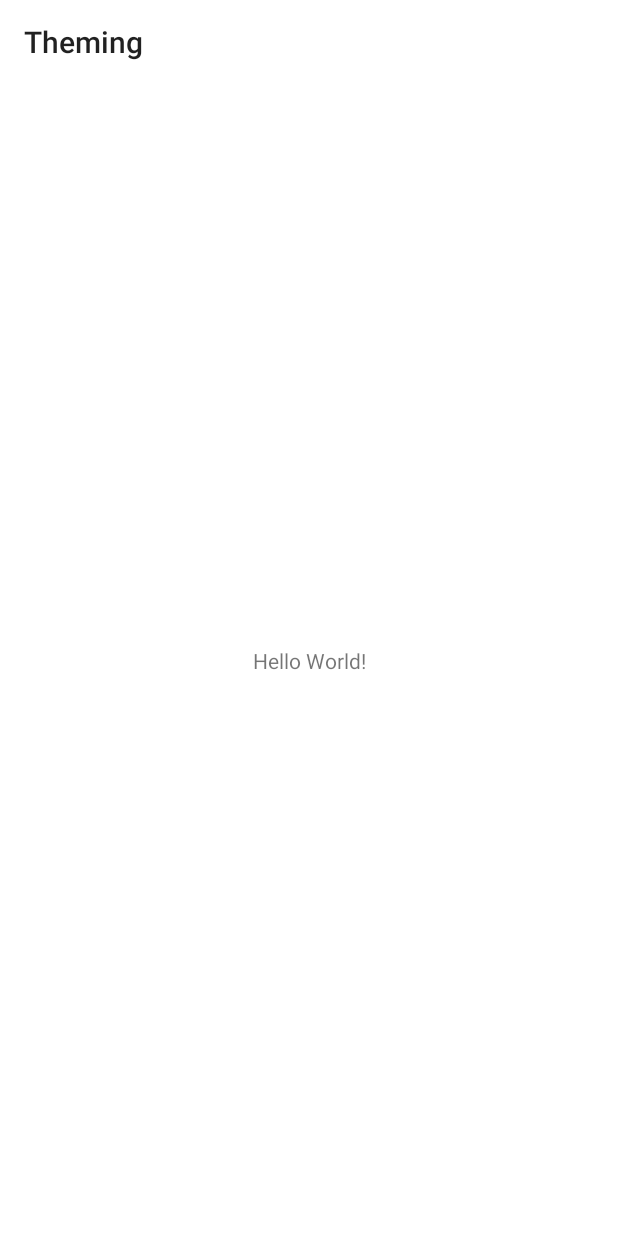
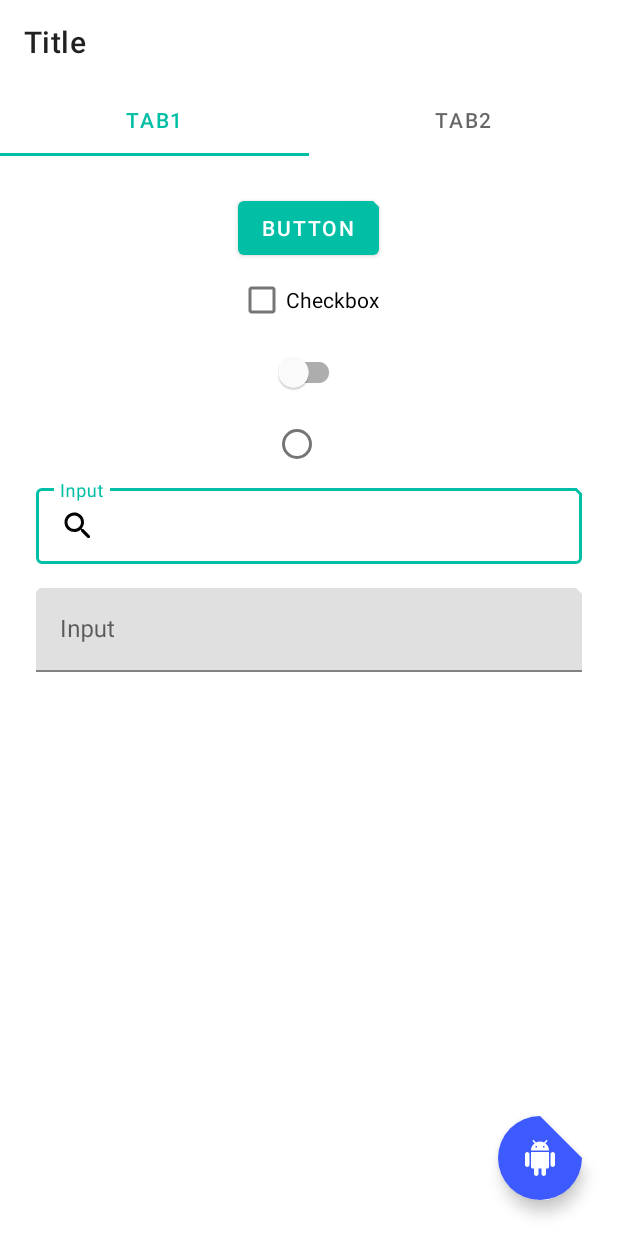
Before and after one commit to test-acc-vaccym/android-theming, an Android app: the screen it shows after launch (MainActivity), on a phone screen of 412 x 824 dp. Before the commit the screen is almost empty. Run offline under Robolectric (Android 15) with nearby library versions, the phone set to English and light mode, and no system bars; 1 statement that could not run was skipped.

Commit message:
Added Components

```diff
--- a/app/src/main/java/com/example/sergiobelda/theming/MainActivity.kt
+++ b/app/src/main/java/com/example/sergiobelda/theming/MainActivity.kt
@@ -2,11 +2,18 @@ package com.example.sergiobelda.theming
 
 import androidx.appcompat.app.AppCompatActivity
 import android.os.Bundle
+import com.google.android.material.shape.MaterialShapeDrawable
+import com.google.android.material.shape.RoundedCornerTreatment
 
 class MainActivity : AppCompatActivity() {
 
     override fun onCreate(savedInstanceState: Bundle?) {
         super.onCreate(savedInstanceState)
         setContentView(R.layout.activity_main)
+
+        MaterialShapeDrawable().apply {
+            val treatment = RoundedCornerTreatment(24.0f)
+            shapeAppearanceModel.setAllCorners(treatment)
+        }
     }
 }
--- /dev/null
+++ b/app/src/main/res/drawable/ic_round_android_24px.xml
@@ -0,0 +1,9 @@
+<vector xmlns:android="http://schemas.android.com/apk/res/android"
+    android:width="24dp"
+    android:height="24dp"
+    android:viewportWidth="24"
+    android:viewportHeight="24">
+  <path
+      android:fillColor="#FF000000"
+      android:pathData="M6,18c0,0.55 0.45,1 1,1h1v3.5c0,0.83 0.67,1.5 1.5,1.5s1.5,-0.67 1.5,-1.5L11,19h2v3.5c0,0.83 0.67,1.5 1.5,1.5s1.5,-0.67 1.5,-1.5L16,19h1c0.55,0 1,-0.45 1,-1L18,8L6,8v10zM3.5,8C2.67,8 2,8.67 2,9.5v7c0,0.83 0.67,1.5 1.5,1.5S5,17.33 5,16.5v-7C5,8.67 4.33,8 3.5,8zM20.5,8c-0.83,0 -1.5,0.67 -1.5,1.5v7c0,0.83 0.67,1.5 1.5,1.5s1.5,-0.67 1.5,-1.5v-7c0,-0.83 -0.67,-1.5 -1.5,-1.5zM15.53,2.16l1.3,-1.3c0.2,-0.2 0.2,-0.51 0,-0.71s-0.51,-0.2 -0.71,0l-1.48,1.48C13.85,1.23 12.95,1 12,1c-0.96,0 -1.86,0.23 -2.66,0.63L7.85,0.15c-0.2,-0.2 -0.51,-0.2 -0.71,0 -0.2,0.2 -0.2,0.51 0,0.71l1.31,1.31C6.97,3.26 6,5.01 6,7h12c0,-1.99 -0.97,-3.75 -2.47,-4.84zM10,5L9,5L9,4h1v1zM15,5h-1L14,4h1v1z"/>
+</vector>
--- /dev/null
+++ b/app/src/main/res/drawable/ic_round_search_24px.xml
@@ -0,0 +1,9 @@
+<vector xmlns:android="http://schemas.android.com/apk/res/android"
+    android:width="24dp"
+    android:height="24dp"
+    android:viewportWidth="24"
+    android:viewportHeight="24">
+  <path
+      android:fillColor="#FF000000"
+      android:pathData="M15.5,14h-0.79l-0.28,-0.27c1.2,-1.4 1.82,-3.31 1.48,-5.34 -0.47,-2.78 -2.79,-5 -5.59,-5.34 -4.23,-0.52 -7.79,3.04 -7.27,7.27 0.34,2.8 2.56,5.12 5.34,5.59 2.03,0.34 3.94,-0.28 5.34,-1.48l0.27,0.28v0.79l4.25,4.25c0.41,0.41 1.08,0.41 1.49,0 0.41,-0.41 0.41,-1.08 0,-1.49L15.5,14zM9.5,14C7.01,14 5,11.99 5,9.5S7.01,5 9.5,5 14,7.01 14,9.5 11.99,14 9.5,14z"/>
+</vector>
--- /dev/null
+++ b/app/src/main/res/drawable/ic_round_shopping_cart_24px.xml
@@ -0,0 +1,9 @@
+<vector xmlns:android="http://schemas.android.com/apk/res/android"
+    android:width="24dp"
+    android:height="24dp"
+    android:viewportWidth="24"
+    android:viewportHeight="24">
+  <path
+      android:fillColor="#FF000000"
+      android:pathData="M7,18c-1.1,0 -1.99,0.9 -1.99,2S5.9,22 7,22s2,-0.9 2,-2 -0.9,-2 -2,-2zM1,3c0,0.55 0.45,1 1,1h1l3.6,7.59 -1.35,2.44C4.52,15.37 5.48,17 7,17h11c0.55,0 1,-0.45 1,-1s-0.45,-1 -1,-1L7,15l1.1,-2h7.45c0.75,0 1.41,-0.41 1.75,-1.03l3.58,-6.49c0.37,-0.66 -0.11,-1.48 -0.87,-1.48L5.21,4l-0.67,-1.43c-0.16,-0.35 -0.52,-0.57 -0.9,-0.57L2,2c-0.55,0 -1,0.45 -1,1zM17,18c-1.1,0 -1.99,0.9 -1.99,2s0.89,2 1.99,2 2,-0.9 2,-2 -0.9,-2 -2,-2z"/>
+</vector>
--- a/app/src/main/res/layout/activity_main.xml
+++ b/app/src/main/res/layout/activity_main.xml
@@ -1,5 +1,5 @@
 <?xml version="1.0" encoding="utf-8"?>
-<androidx.constraintlayout.widget.ConstraintLayout
+<androidx.coordinatorlayout.widget.CoordinatorLayout
         xmlns:android="http://schemas.android.com/apk/res/android"
         xmlns:tools="http://schemas.android.com/tools"
         xmlns:app="http://schemas.android.com/apk/res-auto"
@@ -7,13 +7,94 @@
         android:layout_height="match_parent"
         tools:context=".MainActivity">
 
-    <TextView
+    <com.google.android.material.appbar.AppBarLayout
+            android:layout_width="match_parent"
+            android:layout_height="wrap_content"
+            app:liftOnScroll="true">
+
+        <androidx.appcompat.widget.Toolbar
+                android:layout_width="match_parent"
+                android:layout_height="wrap_content"
+                android:textAlignment="center"
+                app:title="Title">
+        </androidx.appcompat.widget.Toolbar>
+
+        <com.google.android.material.tabs.TabLayout
+                android:layout_width="match_parent"
+                android:layout_height="wrap_content">
+            <com.google.android.material.tabs.TabItem
+                    android:layout_width="wrap_content"
+                    android:layout_height="wrap_content"
+                    android:text="@string/tab1"/>
+            <com.google.android.material.tabs.TabItem
+                    android:layout_width="wrap_content"
+                    android:layout_height="wrap_content"
+                    android:text="@string/tab2"/>
+        </com.google.android.material.tabs.TabLayout>
+    </com.google.android.material.appbar.AppBarLayout>
+
+
+    <androidx.core.widget.NestedScrollView
+            android:layout_width="match_parent"
+            android:layout_height="match_parent"
+            app:layout_behavior="@string/appbar_scrolling_view_behavior">
+
+        <LinearLayout
+                android:layout_width="match_parent"
+                android:layout_height="match_parent"
+                android:padding="24dp"
+                android:orientation="vertical" android:gravity="center">
+
+
+            <com.google.android.material.button.MaterialButton
+                    android:layout_width="wrap_content"
+                    android:layout_height="wrap_content"
+                    android:text="@string/button"/>
+
+            <com.google.android.material.checkbox.MaterialCheckBox
+                    android:layout_height="wrap_content"
+                    android:layout_width="wrap_content"
+                    android:text="@string/checkbox"/>
+
+            <com.google.android.material.switchmaterial.SwitchMaterial
+                    android:layout_width="wrap_content"
+                    android:layout_height="wrap_content"/>
+
+            <com.google.android.material.radiobutton.MaterialRadioButton
+                    android:layout_height="wrap_content"
+                    android:layout_width="wrap_content">
+            </com.google.android.material.radiobutton.MaterialRadioButton>
+
+            <com.google.android.material.textfield.TextInputLayout
+                    style="@style/Widget.MaterialComponents.TextInputLayout.OutlinedBox.Dense"
+                    android:layout_width="match_parent"
+                    android:layout_height="wrap_content">
+                    <com.google.android.material.textfield.TextInputEditText
+                            android:hint="@string/input"
+                            android:drawableStart="@drawable/ic_round_search_24px"
+                            android:layout_width="match_parent"
+                            android:layout_height="match_parent"/>
+            </com.google.android.material.textfield.TextInputLayout>
+
+            <com.google.android.material.textfield.TextInputLayout
+                    style="@style/ThemeOverlay.MaterialComponents.TextInputEditText.FilledBox.Dense"
+                    android:layout_marginTop="16dp"
+                    android:layout_width="match_parent"
+                    android:layout_height="wrap_content">
+                    <com.google.android.material.textfield.TextInputEditText
+                            android:hint="@string/input"
+                            android:layout_width="match_parent"
+                            android:layout_height="match_parent"/>
+            </com.google.android.material.textfield.TextInputLayout>
+
+        </LinearLayout>
+    </androidx.core.widget.NestedScrollView>
+
+    <com.google.android.material.floatingactionbutton.FloatingActionButton
             android:layout_width="wrap_content"
             android:layout_height="wrap_content"
-            android:text="Hello World!"
-            app:layout_constraintBottom_toBottomOf="parent"
-            app:layout_constraintLeft_toLeftOf="parent"
-            app:layout_constraintRight_toRightOf="parent"
-            app:layout_constraintTop_toTopOf="parent"/>
-
-</androidx.constraintlayout.widget.ConstraintLayout>
+            android:layout_gravity="bottom|end"
+            android:layout_margin="24dp"
+            android:src="@drawable/ic_round_android_24px"
+            app:fabSize="normal"/>
+</androidx.coordinatorlayout.widget.CoordinatorLayout>
--- a/app/src/main/res/values/colors.xml
+++ b/app/src/main/res/values/colors.xml
@@ -1,6 +1,6 @@
 <?xml version="1.0" encoding="utf-8"?>
 <resources>
-    <color name="blueDark">#3949ab</color>
+    <color name="blueDark">#0031ca</color>
     <color name="yellow">#f9a825</color>
     <color name="yellowDark">#c17900</color>
     <color name="red">#d50000</color>
@@ -10,4 +10,7 @@
     <color name="white">#fff</color>
     <color name="whiteDark">#f5f5f5</color>
     <color name="black">#000</color>
+    <color name="teal">#00bfa5</color>
+    <color name="tealDark">#008e76</color>
+    <color name="blue">#3d5afe</color>
 </resources>
--- a/app/src/main/res/values/strings.xml
+++ b/app/src/main/res/values/strings.xml
@@ -1,3 +1,8 @@
 <resources>
     <string name="app_name">Theming</string>
+    <string name="button">Button</string>
+    <string name="checkbox">Checkbox</string>
+    <string name="tab2">Tab2</string>
+    <string name="tab1">Tab1</string>
+    <string name="input">Input</string>
 </resources>
--- a/app/src/main/res/values/styles.xml
+++ b/app/src/main/res/values/styles.xml
@@ -1,32 +1,36 @@
 <resources>
 
     <!-- Light makes text of action bar black and Light.DarkActionBar makes text white -->
-    <style name="AppTheme" parent="Theme.MaterialComponents.Light">
+    <style name="AppTheme" parent="Theme.MaterialComponents.Light.NoActionBar">
 
         <!-- Main color -->
-        <item name="colorPrimary">@color/purple</item>
+        <item name="colorPrimary">@color/teal</item>
         <!-- If isn't status bar color, the status bar color will be primary dark -->
-        <item name="colorPrimaryDark">@color/purpleDark</item>
+        <item name="colorPrimaryDark">@color/tealDark</item>
 
         <!-- Status Bar color and windowLightStatusBar true if Status bar is Light and false if it's dark-->
         <item name="android:statusBarColor">@color/whiteDark</item>
         <item name="android:windowLightStatusBar">true</item>
 
         <!-- Color Secondary - Color used in FAB and checkboxes, switches ... -->
-        <item name="colorSecondary">@color/blueDark</item>
+        <item name="colorSecondary">@color/blue</item>
 
         <!--Color On Primary - Color of text and icons color in colored components as Buttons and BottomNavigationView -->
         <item name="colorOnPrimary">@color/white</item>
         <!--Color On Seconday - Color of text and icons color in colored Secondary components as FAB... -->
         <item name="colorOnSecondary">@color/white</item>
 
-        <!--Color Surface - Color used in CardView Background, ... -->
+        <!--Color Surface - Color used in CardView Background, Toolbar ... -->
         <item name="colorSurface">@color/white</item>
-        <!--Color On Surface - Color used in Elements inside Surface ... -->
-        <item name="colorOnSurface">@color/purple</item>
+        <!--Color On Surface - Color used in Elements inside Surface as Toolbar title ... -->
+        <item name="colorOnSurface">@color/black</item>
 
         <item name="colorError">@color/redDark</item>
         <item name="colorOnError">@color/white</item>
+
+        <item name="toolbarStyle">
+            @style/Widget.MaterialComponents.Toolbar.Surface
+        </item>
 
         <item name="bottomNavigationStyle">
             @style/Widget.MaterialComponents.BottomNavigationView.Colored
@@ -36,6 +40,36 @@
         <item name="actionBarStyle">
             @style/Widget.MaterialComponents.ActionBar.Surface
         </item>
+
+        <item name="shapeAppearanceSmallComponent">
+            @style/MyShape
+        </item>
+
+        <item name="shapeAppearanceMediumComponent">
+            @style/MyShape1
+        </item>
+
+        <item name="shapeAppearanceLargeComponent">
+            @style/MyShape2
+        </item>
+    </style>
+
+    <style name="Shape">
+        <item name="cornerFamily">rounded</item>
+        <item name="cornerSize">24dp</item>
+    </style>
+
+
+    <style name="MyShape" parent="ShapeAppearance.MaterialComponents.SmallComponent">
+        <item name="cornerFamilyTopRight">cut</item>
+    </style>
+
+    <style name="MyShape1" parent="ShapeAppearance.MaterialComponents.MediumComponent">
+        <item name="cornerFamilyTopRight">cut</item>
+    </style>
+
+    <style name="MyShape2" parent="ShapeAppearance.MaterialComponents.LargeComponent">
+        <item name="cornerFamilyTopRight">cut</item>
     </style>
 
 </resources>
```
